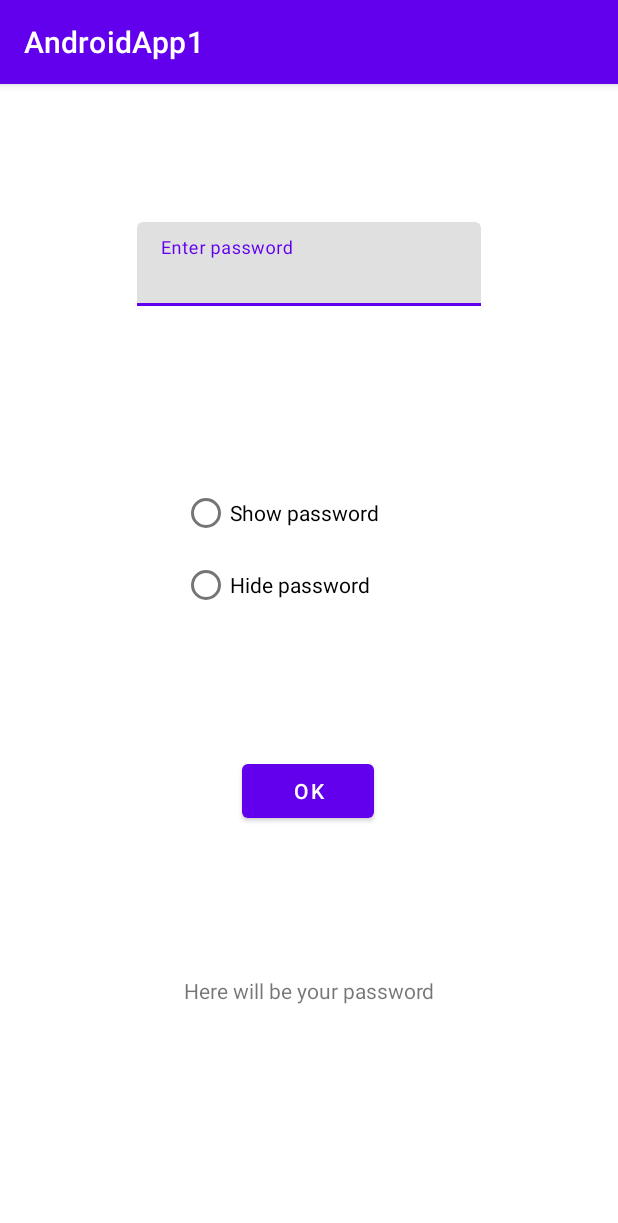
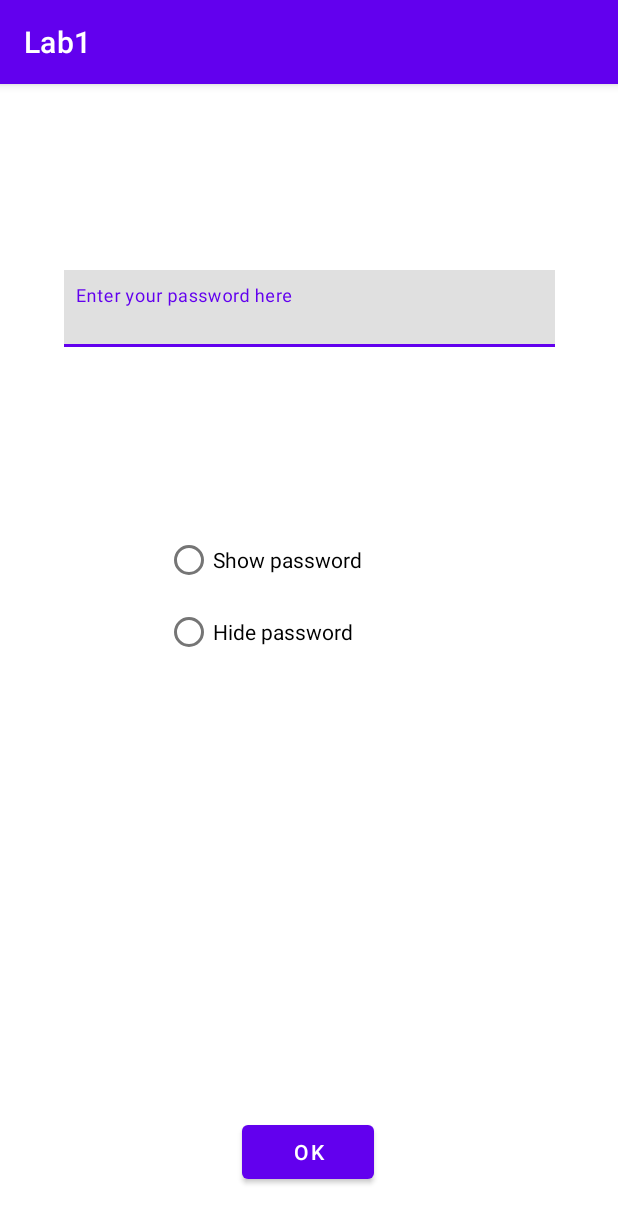
Before and after one commit to bymajka/AndroidApp, an Android app: the screen it shows after launch (MainActivity), on a phone screen of 412 x 824 dp. Shown: the top 1223 px of the screen. Run offline under Robolectric (Android 15) with nearby library versions, the phone set to English and light mode, and no system bars.

Commit message:
added fragments

```diff
--- a/app/build.gradle
+++ b/app/build.gradle
@@ -33,6 +33,9 @@ dependencies {
     implementation 'androidx.appcompat:appcompat:1.6.1'
     implementation 'com.google.android.material:material:1.8.0'
     implementation 'androidx.constraintlayout:constraintlayout:2.1.4'
+    implementation 'androidx.legacy:legacy-support-v4:1.0.0'
+    implementation 'androidx.lifecycle:lifecycle-livedata-ktx:2.4.1'
+    implementation 'androidx.lifecycle:lifecycle-viewmodel-ktx:2.4.1'
     testImplementation 'junit:junit:4.13.2'
     androidTestImplementation 'androidx.test.ext:junit:1.1.5'
     androidTestImplementation 'androidx.test.espresso:espresso-core:3.5.1'
--- a/app/src/main/AndroidManifest.xml
+++ b/app/src/main/AndroidManifest.xml
@@ -7,7 +7,7 @@
         android:dataExtractionRules="@xml/data_extraction_rules"
         android:fullBackupContent="@xml/backup_rules"
         android:icon="@mipmap/ic_launcher"
-        android:label="@string/app_name"
+        android:label="Lab1"
         android:supportsRtl="true"
         android:theme="@style/Theme.AndroidApp1"
         tools:targetApi="31">
--- /dev/null
+++ b/app/src/main/java/com/example/androidapp1/InputFragment.java
@@ -0,0 +1,48 @@
+package com.example.androidapp1;
+
+import android.os.Bundle;
+
+import androidx.annotation.NonNull;
+import androidx.annotation.Nullable;
+import androidx.fragment.app.Fragment;
+
+import android.text.method.PasswordTransformationMethod;
+import android.view.LayoutInflater;
+import android.view.View;
+import android.view.ViewGroup;
+import android.widget.RadioButton;
+
+import com.google.android.material.textfield.TextInputLayout;
+
+public class InputFragment extends Fragment {
+    public TextInputLayout getInputLayout() {
+        return inputLayout;
+    }
+
+    public void setInputLayout(TextInputLayout inputLayout) {
+        this.inputLayout = inputLayout;
+    }
+
+    private TextInputLayout inputLayout;
+    private RadioButton showButton;
+    private RadioButton hideButton;
+
+    public static InputFragment newInstance() {
+        return new InputFragment();
+    }
+
+    @Override
+    public View onCreateView(@NonNull LayoutInflater inflater, @Nullable ViewGroup container,
+                             @Nullable Bundle savedInstanceState) {
+        View inputView = inflater.inflate(R.layout.fragment_input, container, false);
+        inputLayout = inputView.findViewById(R.id.textInputLayout);
+        showButton = inputView.findViewById(R.id.showButton);
+        hideButton = inputView.findViewById(R.id.hideButton);
+
+        showButton.setOnClickListener(view -> inputLayout.
+                getEditText().setTransformationMethod(null));
+        hideButton.setOnClickListener(view -> inputLayout.
+                getEditText().setTransformationMethod(new PasswordTransformationMethod()));
+        return inputView;
+    }
+}
--- a/app/src/main/java/com/example/androidapp1/MainActivity.java
+++ b/app/src/main/java/com/example/androidapp1/MainActivity.java
@@ -1,6 +1,8 @@
 package com.example.androidapp1;
 
 import androidx.appcompat.app.AppCompatActivity;
+import androidx.fragment.app.Fragment;
+import androidx.fragment.app.FragmentTransaction;
 
 import android.os.Bundle;
 import android.text.method.PasswordTransformationMethod;
@@ -14,28 +16,32 @@ import com.google.android.material.textfield.TextInputLayout;
 
 public class MainActivity extends AppCompatActivity {
 
-    RadioButton showRb, hideRb;
     Button submitButton;
-    TextView output;
-    TextInputLayout inputLayout;
-    EditText input;
-
     @Override
     protected void onCreate(Bundle savedInstanceState) {
         super.onCreate(savedInstanceState);
         setContentView(R.layout.activity_main);
+        submitButton = findViewById(R.id.submit_button);
+        InputFragment inputFragment = new InputFragment();
+        OutputFragment outputFragment = new OutputFragment();
+        loadFragment(inputFragment);
+        submitButton.setOnClickListener(view -> {
+            sendPassword(inputFragment.getInputLayout().getEditText().getText().toString(), outputFragment);
+            loadFragment(outputFragment);
+            submitButton.setVisibility(View.INVISIBLE);
+        });
+    }
 
-        showRb = findViewById(R.id.show_password_rb);
-        hideRb = findViewById(R.id.hide_password_rb);
-        submitButton = findViewById(R.id.submit_button);
-        output = findViewById(R.id.output_text);
-        inputLayout = findViewById(R.id.textInputLayout);
-        input = inputLayout.getEditText();
+    private void loadFragment(Fragment fragment) {
+        // load fragment
+        FragmentTransaction transaction = getSupportFragmentManager().beginTransaction();
+//frame_container is your layout name in xml file
+        transaction.replace(R.id.placeHolder, fragment);
+        transaction.addToBackStack(null);
+        transaction.commit();
+    }
 
-        submitButton.setOnClickListener(view -> output.setText(input.getText()));
-
-        showRb.setOnClickListener(view -> input.setTransformationMethod(null));
-
-        hideRb.setOnClickListener(view -> input.setTransformationMethod(PasswordTransformationMethod.getInstance()));
+    private void sendPassword(String password, OutputFragment outputFragment){
+        outputFragment.setPassword(password);
     }
 }
--- a/app/src/main/res/layout/activity_main.xml
+++ b/app/src/main/res/layout/activity_main.xml
@@ -6,64 +6,27 @@
     android:layout_height="match_parent"
     tools:context=".MainActivity">
 
-    <TextView
-        android:id="@+id/output_text"
-        android:layout_width="wrap_content"
-        android:layout_height="wrap_content"
-        android:text="Here will be your password"
-        app:layout_constraintBottom_toBottomOf="parent"
-        app:layout_constraintEnd_toEndOf="parent"
-        app:layout_constraintStart_toStartOf="parent"
-        app:layout_constraintTop_toTopOf="parent"
-        app:layout_constraintVertical_bias="0.794" />
-
-    <com.google.android.material.textfield.TextInputLayout
-        android:id="@+id/textInputLayout"
-        android:layout_width="229dp"
-        android:layout_height="58dp"
-        android:layout_marginTop="92dp"
+    <FrameLayout
+        android:id="@+id/placeHolder"
+        android:layout_width="327dp"
+        android:layout_height="612dp"
+        android:layout_marginTop="28dp"
         app:layout_constraintEnd_toEndOf="parent"
         app:layout_constraintStart_toStartOf="parent"
         app:layout_constraintTop_toTopOf="parent">
 
-        <com.google.android.material.textfield.TextInputEditText
-            android:layout_width="match_parent"
-            android:layout_height="wrap_content"
-            android:hint="Enter password"
-            android:inputType="textPassword" />
-    </com.google.android.material.textfield.TextInputLayout>
-
-    <RadioGroup
-        android:id="@+id/radioGroup"
-        android:layout_width="169dp"
-        android:layout_height="97dp"
-        android:layout_marginTop="112dp"
-        app:layout_constraintEnd_toEndOf="parent"
-        app:layout_constraintStart_toStartOf="parent"
-        app:layout_constraintTop_toBottomOf="@+id/textInputLayout">
-
-        <RadioButton
-            android:id="@+id/show_password_rb"
-            android:layout_width="match_parent"
-            android:layout_height="wrap_content"
-            android:text="Show password" />
-
-        <RadioButton
-            android:id="@+id/hide_password_rb"
-            android:layout_width="match_parent"
-            android:layout_height="wrap_content"
-            android:text="Hide password" />
-    </RadioGroup>
+    </FrameLayout>
 
     <Button
         android:id="@+id/submit_button"
         android:layout_width="wrap_content"
         android:layout_height="wrap_content"
-        android:layout_marginTop="88dp"
+        android:layout_marginBottom="32dp"
         android:text="OK"
+        app:layout_constraintBottom_toBottomOf="parent"
         app:layout_constraintEnd_toEndOf="parent"
         app:layout_constraintHorizontal_bias="0.498"
         app:layout_constraintStart_toStartOf="parent"
-        app:layout_constraintTop_toBottomOf="@+id/radioGroup" />
+        app:layout_constraintVertical_bias="1.0" />
 
 </androidx.constraintlayout.widget.ConstraintLayout>
--- /dev/null
+++ b/app/src/main/res/layout/fragment_input.xml
@@ -0,0 +1,55 @@
+<?xml version="1.0" encoding="utf-8"?>
+<FrameLayout xmlns:android="http://schemas.android.com/apk/res/android"
+    xmlns:app="http://schemas.android.com/apk/res-auto"
+    xmlns:tools="http://schemas.android.com/tools"
+    android:layout_width="match_parent"
+    android:layout_height="match_parent"
+    tools:context=".InputFragment">
+
+    <androidx.constraintlayout.widget.ConstraintLayout
+        android:layout_width="match_parent"
+        android:layout_height="match_parent">
+
+        <com.google.android.material.textfield.TextInputLayout
+            android:id="@+id/textInputLayout"
+            android:layout_width="346dp"
+            android:layout_height="53dp"
+            app:layout_constraintBottom_toBottomOf="parent"
+            app:layout_constraintEnd_toEndOf="parent"
+            app:layout_constraintHorizontal_bias="0.492"
+            app:layout_constraintStart_toStartOf="parent"
+            app:layout_constraintTop_toTopOf="parent"
+            app:layout_constraintVertical_bias="0.172">
+
+            <com.google.android.material.textfield.TextInputEditText
+                android:layout_width="344dp"
+                android:layout_height="51dp"
+                android:hint="Enter your password here" />
+        </com.google.android.material.textfield.TextInputLayout>
+
+        <RadioGroup
+            android:layout_width="191dp"
+            android:layout_height="98dp"
+            android:layout_marginTop="116dp"
+            app:layout_constraintBottom_toBottomOf="parent"
+            app:layout_constraintEnd_toEndOf="parent"
+            app:layout_constraintHorizontal_bias="0.496"
+            app:layout_constraintStart_toStartOf="parent"
+            app:layout_constraintTop_toBottomOf="@+id/textInputLayout"
+            app:layout_constraintVertical_bias="0.0">
+
+            <RadioButton
+                android:id="@+id/showButton"
+                android:layout_width="match_parent"
+                android:layout_height="wrap_content"
+                android:text="Show password" />
+
+            <RadioButton
+                android:id="@+id/hideButton"
+                android:layout_width="match_parent"
+                android:layout_height="wrap_content"
+                android:text="Hide password" />
+        </RadioGroup>
+    </androidx.constraintlayout.widget.ConstraintLayout>
+
+</FrameLayout>
```
Also changed, not shown: app/src/main/java/com/example/androidapp1/OutputFragment.java (added, +34 -0 lines), app/src/main/res/layout/fragment_output.xml (added, +28 -0 lines).
